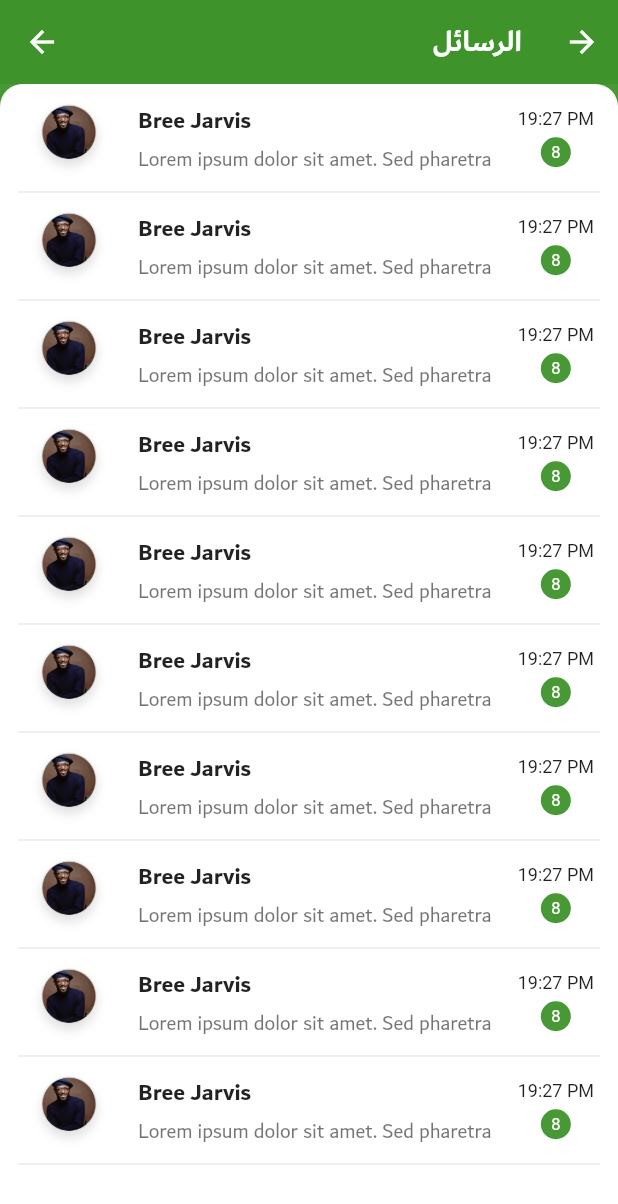
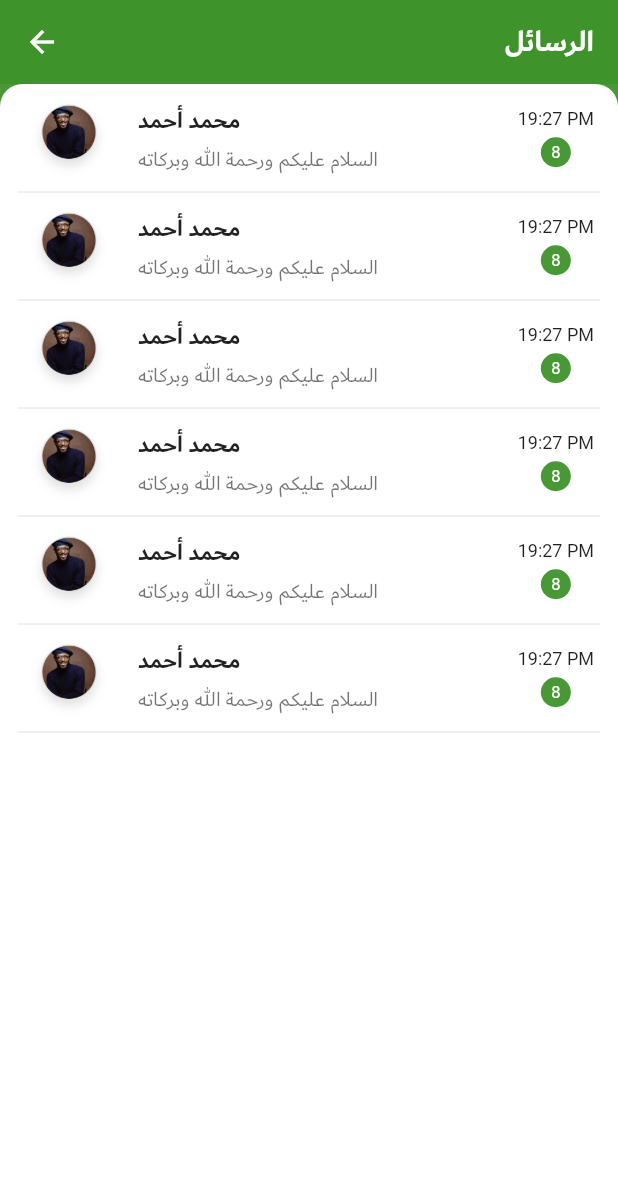
Before and after one commit to Youssefguba/Ameen, a Flutter app: the ContactList screen opened directly, on a phone screen of 412 x 824 dp. Shown: the top 1204 px of the screen. Run offline on Flutter 3.47's test engine with Material 2 defaults, Android fonts, the phone set to English and light mode, and no system bars.

```diff
--- a/lib/ui/Screens/contacts_list.dart
+++ b/lib/ui/Screens/contacts_list.dart
@@ -35,21 +35,21 @@ class _ContactListState extends State<ContactList> {
             ),
           ],
         ),
-        actions: <Widget>[
-          IconButton(
-            icon: Icon(Icons.arrow_forward),
-            color: Colors.white,
-            disabledColor: Colors.white,
-            onPressed: () {
-              Navigator.push(
-                context,
-                MaterialPageRoute(
-                  builder: (context) => NewsFeed(),
-                ),
-              );
-            },
-          ),
-        ],
+//        actions: <Widget>[
+//          IconButton(
+//            icon: Icon(Icons.arrow_forward),
+//            color: Colors.white,
+//            disabledColor: Colors.white,
+//            onPressed: () {
+//              Navigator.push(
+//                context,
+//                MaterialPageRoute(
+//                  builder: (context) => NewsFeed(),
+//                ),
+//              );
+//            },
+//          ),
+//        ],
       ),
       body: Container(
         child: Container(
@@ -65,80 +65,48 @@ class _ContactListState extends State<ContactList> {
                   hasUnreadMessage: true,
                   image: AssetImage('assets/images/person_test.png'),
                   lastMessage:
-                  "Lorem ipsum dolor sit amet. Sed pharetra ante a blandit ultrices.",
-                  name: "Bree Jarvis",
+                  "السلام عليكم ورحمة الله وبركاته ",
+                  name: "محمد أحمد ",
                   newMesssageCount: 8,
                   time: "19:27 PM",),
                 ChatListViewItem(
                   hasUnreadMessage: true,
                   image: AssetImage('assets/images/person_test.png'),
                   lastMessage:
-                  "Lorem ipsum dolor sit amet. Sed pharetra ante a blandit ultrices.",
-                  name: "Bree Jarvis",
+                  "السلام عليكم ورحمة الله وبركاته ",
+                  name: "محمد أحمد ",
                   newMesssageCount: 8,
                   time: "19:27 PM",),
                 ChatListViewItem(
                   hasUnreadMessage: true,
                   image: AssetImage('assets/images/person_test.png'),
                   lastMessage:
-                  "Lorem ipsum dolor sit amet. Sed pharetra ante a blandit ultrices.",
-                  name: "Bree Jarvis",
+                  "السلام عليكم ورحمة الله وبركاته ",
+                  name: "محمد أحمد ",
                   newMesssageCount: 8,
                   time: "19:27 PM",),
                 ChatListViewItem(
                   hasUnreadMessage: true,
                   image: AssetImage('assets/images/person_test.png'),
                   lastMessage:
-                  "Lorem ipsum dolor sit amet. Sed pharetra ante a blandit ultrices.",
-                  name: "Bree Jarvis",
+                  "السلام عليكم ورحمة الله وبركاته ",
+                  name: "محمد أحمد ",
                   newMesssageCount: 8,
                   time: "19:27 PM",),
                 ChatListViewItem(
                   hasUnreadMessage: true,
                   image: AssetImage('assets/images/person_test.png'),
                   lastMessage:
-                  "Lorem ipsum dolor sit amet. Sed pharetra ante a blandit ultrices.",
-                  name: "Bree Jarvis",
+                  "السلام عليكم ورحمة الله وبركاته ",
+                  name: "محمد أحمد ",
                   newMesssageCount: 8,
                   time: "19:27 PM",),
                 ChatListViewItem(
                   hasUnreadMessage: true,
                   image: AssetImage('assets/images/person_test.png'),
                   lastMessage:
-                  "Lorem ipsum dolor sit amet. Sed pharetra ante a blandit ultrices.",
-                  name: "Bree Jarvis",
-                  newMesssageCount: 8,
-                  time: "19:27 PM",),
-                ChatListViewItem(
-                  hasUnreadMessage: true,
-                  image: AssetImage('assets/images/person_test.png'),
-                  lastMessage:
-                  "Lorem ipsum dolor sit amet. Sed pharetra ante a blandit ultrices.",
-                  name: "Bree Jarvis",
-                  newMesssageCount: 8,
-                  time: "19:27 PM",),
-                ChatListViewItem(
-                  hasUnreadMessage: true,
-                  image: AssetImage('assets/images/person_test.png'),
-                  lastMessage:
-                  "Lorem ipsum dolor sit amet. Sed pharetra ante a blandit ultrices.",
-                  name: "Bree Jarvis",
-                  newMesssageCount: 8,
-                  time: "19:27 PM",),
-                ChatListViewItem(
-                  hasUnreadMessage: true,
-                  image: AssetImage('assets/images/person_test.png'),
-                  lastMessage:
-                  "Lorem ipsum dolor sit amet. Sed pharetra ante a blandit ultrices.",
-                  name: "Bree Jarvis",
-                  newMesssageCount: 8,
-                  time: "19:27 PM",),
-                ChatListViewItem(
-                  hasUnreadMessage: true,
-                  image: AssetImage('assets/images/person_test.png'),
-                  lastMessage:
-                  "Lorem ipsum dolor sit amet. Sed pharetra ante a blandit ultrices.",
-                  name: "Bree Jarvis",
+                  "السلام عليكم ورحمة الله وبركاته ",
+                  name: "محمد أحمد ",
                   newMesssageCount: 8,
                   time: "19:27 PM",),
 
```
Also changed, not shown: lib/ui/Screens/user_profile.dart (+39 -31 lines), assets/images/settings.png.
